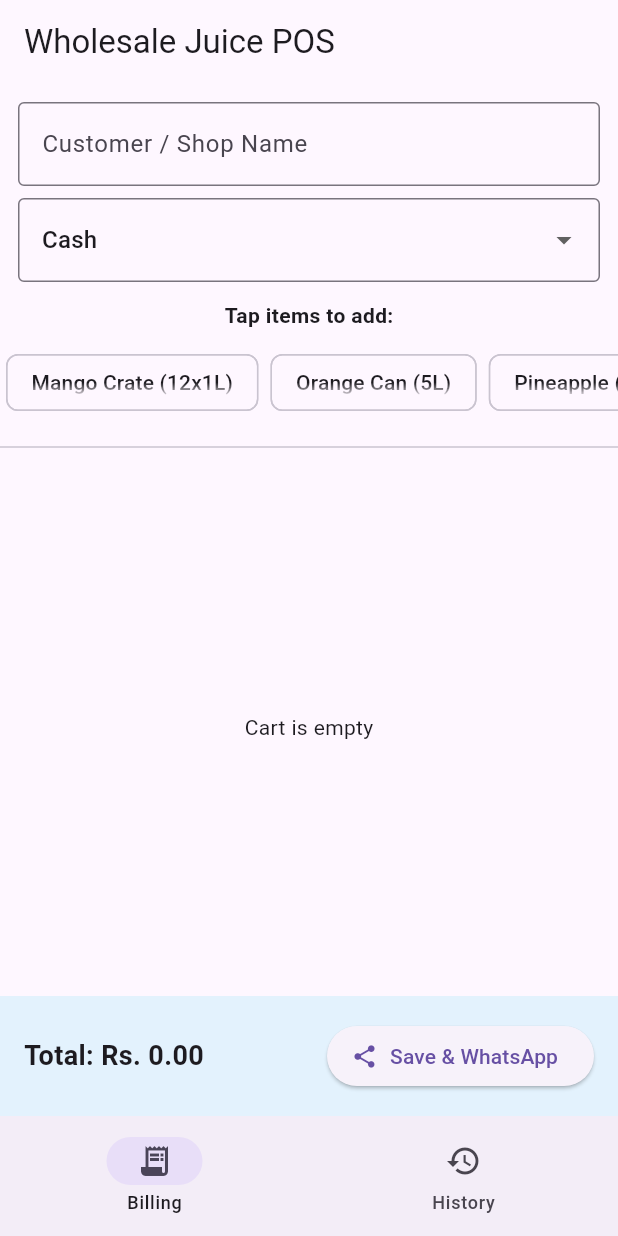
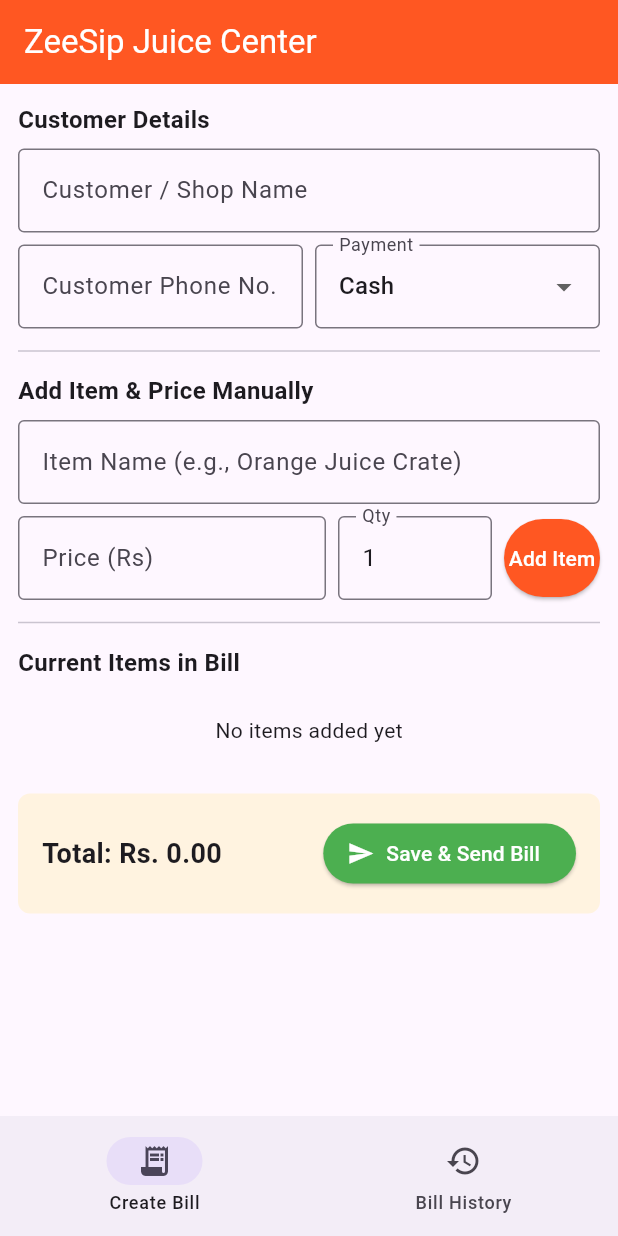
Before and after one commit to atheeqhussain22-oss/juice-billing-app, a Flutter app: the screen it shows after launch, on a phone screen of 412 x 824 dp. Run offline on Flutter 3.47's test engine with Material 3 defaults, Android fonts, the phone set to English and light mode, and no system bars; our stand-ins replace pdf, share_plus, sqflite; accounts and stored records are empty.

Commit message:
Rename WholesaleBillingApp to ZeeSipApp

```diff
--- a/lib/main.dart
+++ b/lib/main.dart
@@ -7,18 +7,18 @@
   WidgetsFlutterBinding.ensureInitialized();
   runApp(const MaterialApp(
     debugShowCheckedModeBanner: false,
-    home: WholesaleBillingApp(),
+    home: ZeeSipApp(),
   ));
 }
 
-class WholesaleBillingApp extends StatefulWidget {
-  const WholesaleBillingApp({super.key});
+class ZeeSipApp extends StatefulWidget {
+  const ZeeSipApp({super.key});
 
   @override
-  State<WholesaleBillingApp> createState() => _WholesaleBillingAppState();
+  State<ZeeSipApp> createState() => _ZeeSipAppState();
 }
 
-class _WholesaleBillingAppState extends State<WholesaleBillingApp> {
+class _ZeeSipAppState extends State<ZeeSipApp> {
   int _currentIndex = 0;
 
   @override
@@ -29,8 +29,8 @@
         selectedIndex: _currentIndex,
         onDestinationSelected: (idx) => setState(() => _currentIndex = idx),
         destinations: const [
-          NavigationDestination(icon: Icon(Icons.receipt_long), label: 'Billing'),
-          NavigationDestination(icon: Icon(Icons.history), label: 'History'),
+          NavigationDestination(icon: Icon(Icons.receipt_long), label: 'Create Bill'),
+          NavigationDestination(icon: Icon(Icons.history), label: 'Bill History'),
         ],
       ),
     );
@@ -45,37 +45,50 @@
 }
 
 class _BillingScreenState extends State<BillingScreen> {
+  // Customer Details
   final _customerController = TextEditingController();
+  final _phoneController = TextEditingController();
   String _paymentMode = 'Cash';
 
-  final List<Map<String, dynamic>> _catalog = [
-    {'name': 'Mango Crate (12x1L)', 'price': 850.0},
-    {'name': 'Orange Can (5L)', 'price': 600.0},
-    {'name': 'Pineapple (24x200ml)', 'price': 520.0},
-    {'name': 'Apple Crate (10x1L)', 'price': 780.0},
-  ];
+  // Manual Item Entry Controllers
+  final _itemNameController = TextEditingController();
+  final _itemPriceController = TextEditingController();
+  final _itemQtyController = TextEditingController(text: '1');
 
   final List<Map<String, dynamic>> _cart = [];
 
-  void _addToCart(Map<String, dynamic> product) {
+  void _addManualItem() {
+    final name = _itemNameController.text.trim();
+    final price = double.tryParse(_itemPriceController.text.trim()) ?? 0.0;
+    final qty = int.tryParse(_itemQtyController.text.trim()) ?? 1;
+
+    if (name.isEmpty) {
+      ScaffoldMessenger.of(context).showSnackBar(const SnackBar(content: Text('Enter item name')));
+      return;
+    }
+    if (price <= 0) {
+      ScaffoldMessenger.of(context).showSnackBar(const SnackBar(content: Text('Enter a valid price')));
+      return;
+    }
+
     setState(() {
-      final index = _cart.indexWhere((item) => item['name'] == product['name']);
-      if (index >= 0) {
-        _cart[index]['qty']++;
-      } else {
       _cart.add({
-          'name': product['name'],
-          'price': product['price'],
-          'qty': 1,
+        'name': name,
+        'price': price,
+        'qty': qty,
       });
-      }
+      _itemNameController.clear();
+      _itemPriceController.clear();
+      _itemQtyController.text = '1';
     });
   }
 
   double get _total => _cart.fold(0, (sum, i) => sum + (i['price'] * i['qty']));
 
-  Future<void> _saveAndShare() async {
+  Future<void> _saveAndSendBill() async {
     final customer = _customerController.text.trim();
+    final phone = _phoneController.text.trim();
+
     if (customer.isEmpty) {
       ScaffoldMessenger.of(context).showSnackBar(
         const SnackBar(content: Text('Please enter Customer / Shop Name')),
@@ -84,7 +97,7 @@
     }
     if (_cart.isEmpty) {
       ScaffoldMessenger.of(context).showSnackBar(
-        const SnackBar(content: Text('Add at least one item')),
+        const SnackBar(content: Text('Add at least one item to the bill')),
       );
       return;
     }
@@ -97,9 +110,11 @@
       items: _cart,
     );
 
+    // Triggers WhatsApp share with the PDF attached
     await PdfInvoiceService.generateAndShareInvoice(
       billId: billId,
       customerName: customer,
+      customerPhone: phone,
       dateTime: now,
       paymentMode: _paymentMode,
       totalAmount: _total,
@@ -110,6 +125,7 @@
       setState(() {
         _cart.clear();
         _customerController.clear();
+        _phoneController.clear();
       });
     }
   }
@@ -117,84 +133,146 @@
   @override
   Widget build(BuildContext context) {
     return Scaffold(
-      appBar: AppBar(title: const Text('Wholesale Juice POS')),
-      body: Column(
-        children: [
-          Padding(
+      appBar: AppBar(
+        title: const Text('ZeeSip Juice Center'),
+        backgroundColor: Colors.deepOrange,
+        foregroundColor: Colors.white,
+      ),
+      body: SingleChildScrollView(
+        child: Padding(
           padding: const EdgeInsets.all(12.0),
           child: Column(
+            crossAxisAlignment: CrossAxisAlignment.start,
             children: [
+              // Customer Section
+              const Text('Customer Details', style: TextStyle(fontWeight: FontWeight.bold, fontSize: 16)),
+              const SizedBox(height: 8),
               TextField(
                 controller: _customerController,
-                  decoration: const InputDecoration(
-                    labelText: 'Customer / Shop Name',
-                    border: OutlineInputBorder(),
+                decoration: const InputDecoration(labelText: 'Customer / Shop Name', border: OutlineInputBorder()),
+              ),
+              const SizedBox(height: 8),
+              Row(
+                children: [
+                  Expanded(
+                    child: TextField(
+                      controller: _phoneController,
+                      keyboardType: TextInputType.phone,
+                      decoration: const InputDecoration(labelText: 'Customer Phone No.', border: OutlineInputBorder()),
                     ),
                   ),
-                const SizedBox(height: 8),
-                DropdownButtonFormField<String>(
+                  const SizedBox(width: 8),
+                  Expanded(
+                    child: DropdownButtonFormField<String>(
                       value: _paymentMode,
-                  decoration: const InputDecoration(border: OutlineInputBorder()),
+                      decoration: const InputDecoration(border: OutlineInputBorder(), labelText: 'Payment'),
                       items: const [
                         DropdownMenuItem(value: 'Cash', child: Text('Cash')),
-                    DropdownMenuItem(value: 'UPI', child: Text('UPI / Online')),
+                        DropdownMenuItem(value: 'UPI', child: Text('UPI')),
                         DropdownMenuItem(value: 'Credit', child: Text('Credit (Udhar)')),
                       ],
                       onChanged: (val) => setState(() => _paymentMode = val!),
                     ),
+                  ),
                 ],
               ),
+              const Divider(height: 30),
+
+              // Manual Item Entry Section
+              const Text('Add Item & Price Manually', style: TextStyle(fontWeight: FontWeight.bold, fontSize: 16)),
+              const SizedBox(height: 8),
+              TextField(
+                controller: _itemNameController,
+                decoration: const InputDecoration(labelText: 'Item Name (e.g., Orange Juice Crate)', border: OutlineInputBorder()),
               ),
-          const Text('Tap items to add:', style: TextStyle(fontWeight: FontWeight.bold)),
-          SizedBox(
-            height: 70,
-            child: ListView.builder(
-              scrollDirection: Axis.horizontal,
-              itemCount: _catalog.length,
+              const SizedBox(height: 8),
+              Row(
+                children: [
+                  Expanded(
+                    flex: 2,
+                    child: TextField(
+                      controller: _itemPriceController,
+                      keyboardType: TextInputType.number,
+                      decoration: const InputDecoration(labelText: 'Price (Rs)', border: OutlineInputBorder()),
+                    ),
+                  ),
+                  const SizedBox(width: 8),
+                  Expanded(
+                    flex: 1,
+                    child: TextField(
+                      controller: _itemQtyController,
+                      keyboardType: TextInputType.number,
+                      decoration: const InputDecoration(labelText: 'Qty', border: OutlineInputBorder()),
+                    ),
+                  ),
+                  const SizedBox(width: 8),
+                  ElevatedButton(
+                    style: ElevatedButton.styleFrom(
+                      backgroundColor: Colors.deepOrange,
+                      foregroundColor: Colors.white,
+                      padding: const EdgeInsets.symmetric(vertical: 16),
+                    ),
+                    onPressed: _addManualItem,
+                    child: const Text('Add Item'),
+                  ),
+                ],
+              ),
+              const Divider(height: 30),
+
+              // Items Table / Cart
+              const Text('Current Items in Bill', style: TextStyle(fontWeight: FontWeight.bold, fontSize: 16)),
+              const SizedBox(height: 8),
+              _cart.isEmpty
+                  ? const Padding(
+                      padding: EdgeInsets.symmetric(vertical: 16),
+                      child: Center(child: Text('No items added yet')),
+                    )
+                  : ListView.builder(
+                      shrinkWrap: true,
+                      physics: const NeverScrollableScrollPhysics(),
+                      itemCount: _cart.length,
                       itemBuilder: (context, idx) {
-                final item = _catalog[idx];
-                return Padding(
-                  padding: const EdgeInsets.symmetric(horizontal: 4.0),
-                  child: ActionChip(
-                    label: Text('${item['name']}\nRs. ${item['price']}'),
-                    onPressed: () => _addToCart(item),
+                        final item = _cart[idx];
+                        return Card(
+                          margin: const EdgeInsets.symmetric(vertical: 4),
+                          child: ListTile(
+                            title: Text(item['name'], style: const TextStyle(fontWeight: FontWeight.bold)),
+                            subtitle: Text('Rs. ${item['price']} x ${item['qty']}'),
+                            trailing: Row(
+                              mainAxisSize: MainAxisSize.min,
+                              children: [
+                                Text('Rs. ${(item['price'] * item['qty']).toStringAsFixed(2)}', style: const TextStyle(fontWeight: FontWeight.bold)),
+                                IconButton(
+                                  icon: const Icon(Icons.delete, color: Colors.red),
+                                  onPressed: () => setState(() => _cart.removeAt(idx)),
+                                ),
+                              ],
+                            ),
                           ),
                         );
                       },
                     ),
-          ),
-          const Divider(),
-          Expanded(
-            child: _cart.isEmpty
-                ? const Center(child: Text('Cart is empty'))
-                : ListView.builder(
-                    itemCount: _cart.length,
-                    itemBuilder: (context, idx) {
-                      final item = _cart[idx];
-                      return ListTile(
-                        title: Text(item['name']),
-                        subtitle: Text('Rs. ${item['price']} x ${item['qty']}'),
-                        trailing: Text('Rs. ${(item['price'] * item['qty']).toStringAsFixed(2)}'),
-                      );
-                    },
-                  ),
-          ),
+
+              const SizedBox(height: 16),
               Container(
                 padding: const EdgeInsets.all(16),
-            color: Colors.blue.shade50,
+                decoration: BoxDecoration(color: Colors.orange.shade50, borderRadius: BorderRadius.circular(8)),
                 child: Row(
                   mainAxisAlignment: MainAxisAlignment.spaceBetween,
                   children: [
                     Text('Total: Rs. ${_total.toStringAsFixed(2)}', style: const TextStyle(fontSize: 18, fontWeight: FontWeight.bold)),
                     ElevatedButton.icon(
-                  icon: const Icon(Icons.share),
-                  onPressed: _saveAndShare,
-                  label: const Text('Save & WhatsApp'),
+                      style: ElevatedButton.styleFrom(backgroundColor: Colors.green, foregroundColor: Colors.white),
+                      icon: const Icon(Icons.send),
+                      onPressed: _saveAndSendBill,
+                      label: const Text('Save & Send Bill'),
                     ),
                   ],
                 ),
               ),
             ],
+          ),
+        ),
       ),
     );
   }
@@ -219,7 +297,11 @@
   @override
   Widget build(BuildContext context) {
     return Scaffold(
-      appBar: AppBar(title: const Text('Billing History')),
+      appBar: AppBar(
+        title: const Text('ZeeSip Billing History'),
+        backgroundColor: Colors.deepOrange,
+        foregroundColor: Colors.white,
+      ),
       body: FutureBuilder<List<Map<String, dynamic>>>(
         future: _billsFuture,
         builder: (context, snapshot) {
@@ -236,7 +318,11 @@
               final formattedDate = DateFormat('dd MMM yyyy, hh:mm a').format(date);
 
               return ListTile(
-                leading: CircleAvatar(child: Text('#${b['id']}')),
+                leading: CircleAvatar(
+                  backgroundColor: Colors.deepOrange,
+                  foregroundColor: Colors.white,
+                  child: Text('#${b['id']}'),
+                ),
                 title: Text(b['customer_name'], style: const TextStyle(fontWeight: FontWeight.bold)),
                 subtitle: Text('$formattedDate\nPayment: ${b['payment_mode']}'),
                 trailing: Row(
@@ -244,12 +330,13 @@
                   children: [
                     Text('Rs. ${b['total_amount']}', style: const TextStyle(fontSize: 16, fontWeight: FontWeight.bold, color: Colors.green)),
                     IconButton(
-                      icon: const Icon(Icons.share, color: Colors.blue),
+                      icon: const Icon(Icons.share, color: Colors.green),
                       onPressed: () async {
                         final items = await DBHelper.instance.fetchBillDetails(b['id']);
                         await PdfInvoiceService.generateAndShareInvoice(
                           billId: b['id'],
                           customerName: b['customer_name'],
+                          customerPhone: '',
                           dateTime: b['date_time'],
                           paymentMode: b['payment_mode'],
                           totalAmount: (b['total_amount'] as num).toDouble(),
```
Lines whose indentation alone changed are shown as unchanged.
